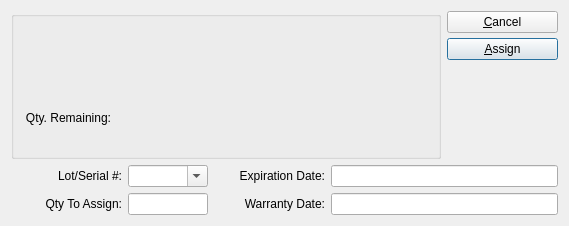
The window that xtuple/trunk/guiclient/createLotSerial.ui (WooodHead/xtuple) describes before a commit, drawn with Qt 5.
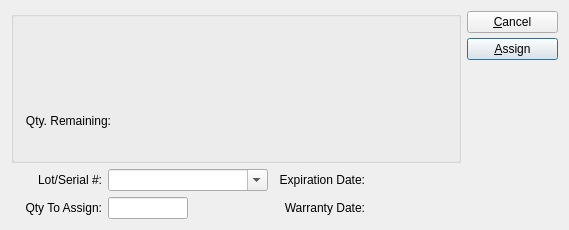
The same window after the commit. Custom widgets are drawn as their Qt base class.

Commit message: issue #7338:  make lot/serial field wider.

```diff
--- a/xtuple/trunk/guiclient/createLotSerial.ui
+++ b/xtuple/trunk/guiclient/createLotSerial.ui
@@ -6,7 +6,7 @@
     <x>0</x>
     <y>0</y>
     <width>569</width>
-    <height>226</height>
+    <height>230</height>
    </rect>
   </property>
   <property name="windowTitle" >
@@ -136,6 +136,12 @@
    </item>
    <item row="1" column="1" >
     <widget class="XComboBox" name="_lotSerial" >
+     <property name="minimumSize" >
+      <size>
+       <width>160</width>
+       <height>0</height>
+      </size>
+     </property>
      <property name="editable" >
       <bool>true</bool>
      </property>
@@ -194,7 +200,7 @@
  <customwidgets>
   <customwidget>
    <class>DLineEdit</class>
-   <extends>XLineEdit</extends>
+   <extends>QWidget</extends>
    <header>datecluster.h</header>
   </customwidget>
   <customwidget>
```
Left out of the diff: 1 changed line with no effect on the pictures.
